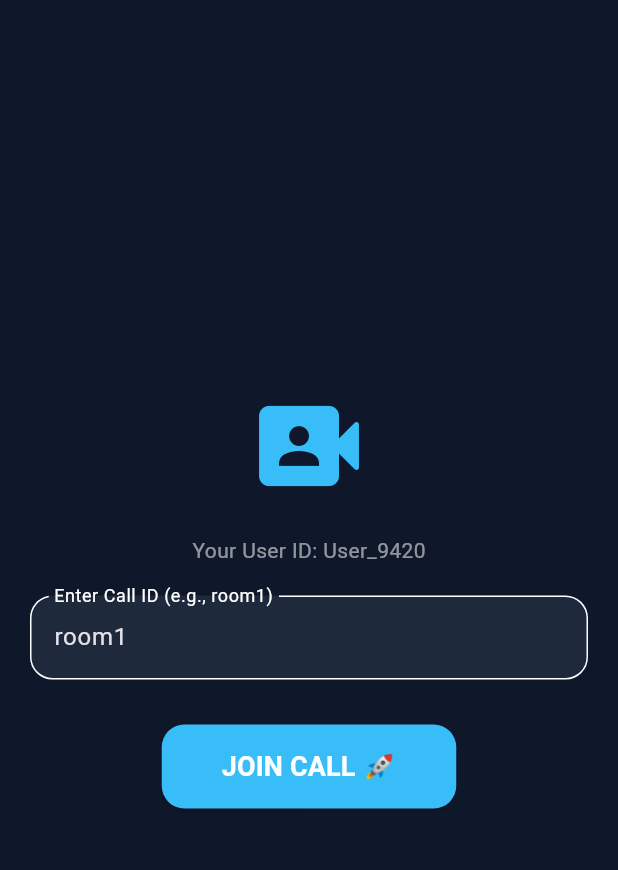
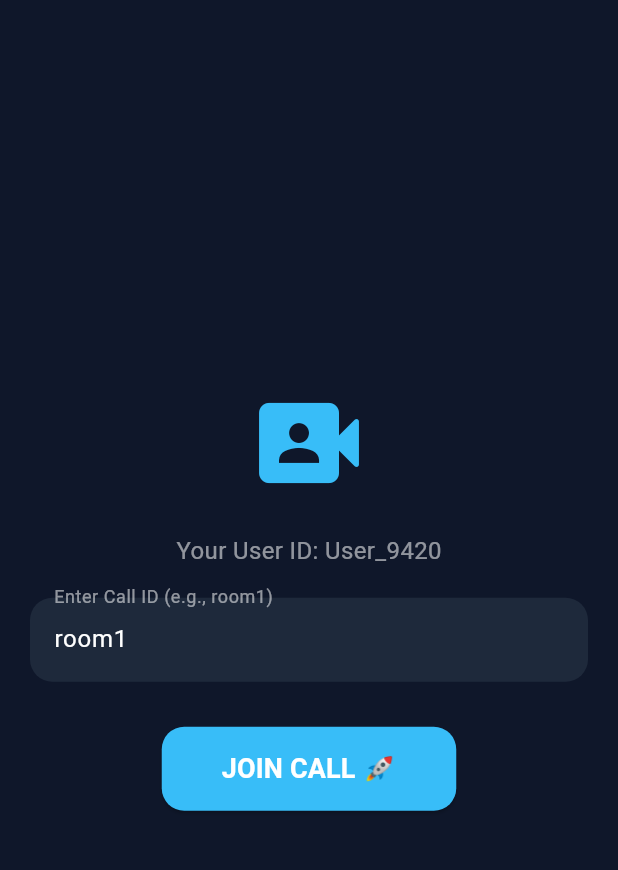
Before and after one commit to rehanfrd/video-call, a Flutter app: the screen it shows after launch, on a phone screen of 412 x 824 dp, the part 63-933 px from its top. Run offline on Flutter 3.47's test engine with Material 3 defaults, Android fonts, the phone set to English and light mode, and no system bars; missing offline and left inert: zego_uikit_prebuilt_call.

Commit message:
Update main.dart

```diff
--- a/lib/main.dart
+++ b/lib/main.dart
@@ -3,6 +3,7 @@ import 'package:flutter/material.dart';
 import 'package:zego_uikit_prebuilt_call/zego_uikit_prebuilt_call.dart';
 
 void main() {
+  WidgetsFlutterBinding.ensureInitialized();
   runApp(const ZingCallApp());
 }
 
@@ -49,15 +50,17 @@ class _HomePageState extends State<HomePage> {
           children: [
             const Icon(Icons.video_camera_front_rounded, size: 80, color: Color(0xFF38BDF8)),
             const SizedBox(height: 20),
-            Text('Your User ID: User_$userId', style: const TextStyle(color: Colors.white54)),
+            Text('Your User ID: User_$userId', style: const TextStyle(color: Colors.white54, fontSize: 16)),
             const SizedBox(height: 20),
             TextField(
               controller: callIdController,
+              style: const TextStyle(color: Colors.white),
               decoration: InputDecoration(
                 labelText: 'Enter Call ID (e.g., room1)',
+                labelStyle: const TextStyle(color: Colors.white54),
                 filled: true,
                 fillColor: const Color(0xFF1E293B),
-                border: OutlineInputBorder(borderRadius: BorderRadius.circular(15)),
+                border: OutlineInputBorder(borderRadius: BorderRadius.circular(15), borderSide: BorderSide.none),
               ),
             ),
             const SizedBox(height: 30),
```
